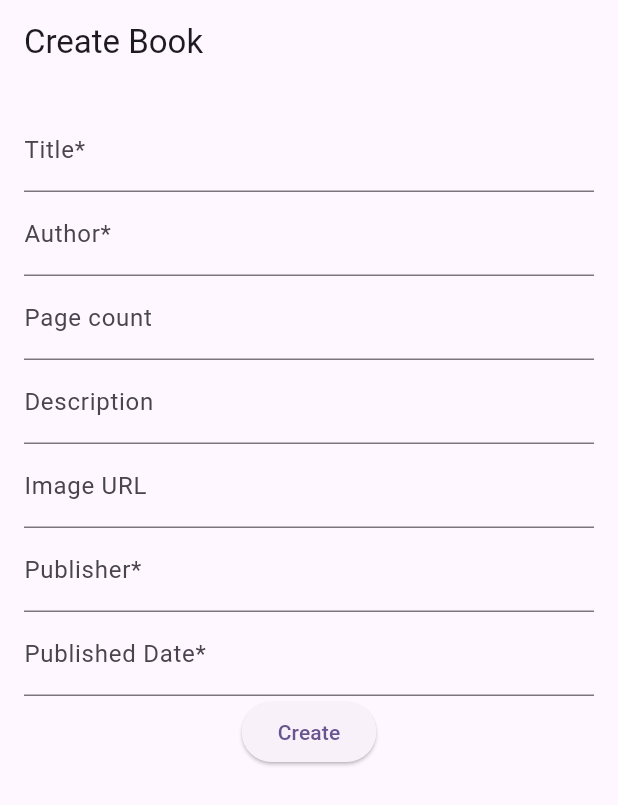
After one commit to Danikxd/cvpr_projekt, a Flutter app: the CreateBookPage screen opened by its route, on a phone screen of 412 x 824 dp. The commit adds this screen. Shown: the top 805 px of the screen. Run offline on Flutter 3.47's test engine with Material 3 defaults, Android fonts, the phone set to English and light mode, and no system bars; our stand-ins replace cloud_firestore, firebase_core, flutter_dotenv, go_router; accounts and stored records are empty; generated files the repository leaves out were written again; network calls fail.

Commit message:
firebase

```diff
--- a/lib/models/book.dart
+++ b/lib/models/book.dart
@@ -11,7 +11,9 @@ class Book {
   String? description;
   int? avgRating;
   DateTime? publishedDate;
+  bool isFirebase = false;
   bool favourite = false;
+  bool read = false;
 
   Book({this.title, this.authors, this.pageCount, this.thumbnail, this.publisher, this.description, this.avgRating, this.id});
 
@@ -26,4 +28,16 @@ class Book {
     description = json['volumeInfo']['description'],
     avgRating = json['volumeInfo']['averageRating'],
     publishedDate = DateParse.parse(json['volumeInfo']['publishedDate']);
+
+    Book.fromFirebase(Map<String, dynamic> json, String this.id)
+    : title = json['title'],
+      authors = json['authors'],
+      pageCount = json['pageCount'],
+      thumbnail = json['thumbnail'],
+      publisher = json['publisher'],
+      description = json['description'],
+      publishedDate = DateParse.parse(json['publishedDate']),
+      isFirebase = true;
+
+
 }
--- /dev/null
+++ b/lib/pages/create_book/create_book_page.dart
@@ -0,0 +1,147 @@
+
+import 'package:cvpr_projekt/persistent/firebase_api.dart';
+import 'package:cvpr_projekt/utils/date_parse.dart';
+import 'package:flutter/material.dart';
+
+class CreateBookPage extends StatefulWidget {
+  const CreateBookPage({super.key});
+
+  @override
+  State<CreateBookPage> createState() => _CreateBookPageState();
+}
+
+class _CreateBookPageState extends State<CreateBookPage> {
+  @override
+  Widget build(BuildContext context) {
+
+    final _formKey = GlobalKey<FormState>();
+
+
+    TextEditingController titleController = TextEditingController();
+    TextEditingController authorController = TextEditingController();
+    TextEditingController pageCountController = TextEditingController();
+    TextEditingController descriptionController = TextEditingController();
+    TextEditingController imageUrlController = TextEditingController();
+    TextEditingController publisherController = TextEditingController();
+    TextEditingController publishedDateController = TextEditingController();
+
+
+    return Scaffold(
+      appBar: AppBar(
+        title: const Text('Create Book'),
+      ),
+      body: Padding(padding: const EdgeInsets.all(16), child:
+      Form(
+        key: _formKey,
+        child: Column(
+        children: [
+          TextFormField(
+            controller: titleController,
+            decoration: const InputDecoration(
+              labelText: 'Title*',
+            ),
+            validator: (value) {
+              if(value == null || value.isEmpty) {
+                return 'Please enter a title';
+              }
+              return null;
+            },
+            autovalidateMode: AutovalidateMode.onUserInteraction,
+          ),
+          TextFormField(
+            controller: authorController,
+            decoration: const InputDecoration(
+              labelText: 'Author*',
+            ),
+            validator: (value) {
+              if(value == null || value.isEmpty) {
+                return 'Please enter an author';
+              }
+              return null;
+            },
+            autovalidateMode: AutovalidateMode.onUserInteraction,
+          ),
+          TextFormField(
+            controller: pageCountController,
+            decoration: const InputDecoration(
+              labelText: 'Page count',
+            ),
+            keyboardType: TextInputType.number,
+            validator: (value) {
+              if(value == null) return null;
+              if(int.tryParse(value) == null) {
+                return 'Please enter a valid number';
+              }
+              return null;
+            },
+          ),
+
+          TextFormField(
+            controller: descriptionController,
+            decoration: const InputDecoration(
+              labelText: 'Description',
+            ),
+          ),
+          TextFormField(
+            controller: imageUrlController,
+            decoration: const InputDecoration(
+              labelText: 'Image URL',
+            ),
+          ),
+          TextFormField(
+            controller: publisherController,
+            decoration: const InputDecoration(
+              labelText: 'Publisher*',
+            ),
+            validator: (value) {
+              if(value == null || value.isEmpty) {
+                return 'Please enter a publisher';
+              }
+              return null;
+            },
+            autovalidateMode: AutovalidateMode.onUserInteraction,
+          ),
+          TextFormField(
+            controller: publishedDateController,
+            decoration: const InputDecoration(
+              labelText: 'Published Date*',
+            ),
+            validator: (value) {
+              if(value == null || value.isEmpty) {
+                return 'Please enter a published date';
+              }
+              try {
+                DateParse.parse(value);
+              } catch(e) {
+                return 'Please enter a valid date (format: yyyy-mm-dd)';
+              }
+              return null;
+            },
+            autovalidateMode: AutovalidateMode.onUserInteraction,
+          ),
+          ElevatedButton(
+            onPressed: () async {
+              if(titleController.text.isEmpty || authorController.text.isEmpty || publisherController.text.isEmpty || publishedDateController.text.isEmpty || !_formKey.currentState!.validate()) {
+                return;
+              }
+              FirebaseApi.instance.createBook(
+                titleController.text,
+                authorController.text,
+                int.tryParse(pageCountController.text),
+                descriptionController.text,
+                imageUrlController.text,
+                publisherController.text,
+                publishedDateController.text
+              );
+            },
+            child: const Text('Create'),
+          ),
+        ],
+      ))
+
+
+
+      ),
+    );
+  }
+}
--- a/lib/pages/home_page/book_search.dart
+++ b/lib/pages/home_page/book_search.dart
@@ -1,4 +1,5 @@
 import 'package:cvpr_projekt/persistent/book_api.dart';
+import 'package:cvpr_projekt/persistent/firebase_api.dart';
 import 'package:flutter/material.dart';
 import 'package:cvpr_projekt/models/book.dart';
 
@@ -117,19 +118,31 @@ class _BookSearchState extends State<BookSearch> {
 
     setState(() {
       book.favourite = !book.favourite;
-      if (book.favourite) {
-        favourites.add(bookId);
-      } else {
-        if(favourites.contains(book.id)){
-          favourites.remove(bookId);
-        }
-      }
+      FirebaseApi.instance.modifyFavourites(bookId);
       print('favourite: ${book.favourite}, $favourites');
+    });
+  }
+
+  void addToRead(Book book) {
+    if(book.id == null) {
+      return;
+    }
+
+    String bookId = book.id!;
+
+    setState(() {
+      book.read = !book.read;
+      FirebaseApi.instance.modifyRead(bookId);
+      print('read: ${book.read}, $favourites');
     });
   }
 
   @override
   Widget build(BuildContext context) {
+    List<Book> displayBooks = books;
+    displayBooks.addAll(FirebaseApi.instance.books);
+
+
     return Scaffold(
       appBar: AppBar(),
       body: Center(
@@ -160,7 +173,7 @@ class _BookSearchState extends State<BookSearch> {
             ),
             Expanded(
               child: ListView(
-                children: books.map((book) {
+                children: displayBooks.map((book) {
                   if(book.title == null || !book.title!.toLowerCase().contains(searchText.toLowerCase()) && searchText != "") return Container();
                   return ListTile(
                     leading: Image.network(
--- a/lib/persistent/firebase_api.dart
+++ b/lib/persistent/firebase_api.dart
@@ -1,6 +1,177 @@
+import 'package:cloud_firestore/cloud_firestore.dart';
+import 'package:cvpr_projekt/models/book.dart';
 
 class FirebaseApi {
   FirebaseApi._();
 
   static final FirebaseApi instance = FirebaseApi._();
+  final FirebaseFirestore _db = FirebaseFirestore.instance;
+  List<Book> books = [];
+  List<String> favouriteIds = [];
+  List<String> readIds = [];
+  List<String> googleFavoriteIds = [];
+  List<String> googleReadIds = [];
+
+  void filterNonFirebaseIds() {
+    googleFavoriteIds = [];
+    googleReadIds = [];
+
+    for (var id in favouriteIds) {
+      if (int.tryParse(id) == null) {
+        googleFavoriteIds.add(id);
+      }
+    }
+
+    for (var id in readIds) {
+      if (int.tryParse(id) == null) {
+        googleReadIds.add(id);
+      }
+    }
+  }
+
+  Future<void> modifyFavourites(String id) async {
+    if (favouriteIds.contains(id)) {
+      await removeFavourite(id);
+    } else {
+      await addFavourite(id);
+    }
+    await fetch();
+  }
+
+  Future<void> modifyRead(String id) async {
+    if (readIds.contains(id)) {
+      await removeRead(id);
+    } else {
+      await addRead(id);
+    }
+    await fetch();
+  }
+
+  Future<void> changeFavouriteInDb() async {
+    dynamic favourites = await fetchFavorites();
+
+    for (var book in books) {
+      if (book.favourite && !favourites.contains(book.id)) {
+        await addFavourite(book.id!);
+      }
+      if (book.favourite && favourites.contains(book.id)) {
+        return;
+      }
+      {
+        await removeFavourite(book.id!);
+      }
+    }
+  }
+
+  Future<void> changeReadInDb() async {
+    dynamic read = await fetchRead();
+
+    for (var book in books) {
+      if (book.read && !read.contains(book.id)) {
+        await addRead(book.id!);
+      }
+      if (book.read && read.contains(book.id)) {
+        return;
+      }
+      {
+        await removeRead(book.id!);
+      }
+    }
+  }
+
+  Future<List<Book>> getBooks() async {
+    List<Book> books = [];
+    var querySnapshot = await _db.collection('books').get();
+    for (var doc in querySnapshot.docs) {
+      books.add(Book.fromFirebase(doc.data(), doc.id));
+    }
+    return books;
+  }
+
+  Future<List<String>> fetchFavorites() async {
+    List<String> favouriteIds = [];
+    var querySnapshot = await _db.collection('favourites').get();
+    for (var doc in querySnapshot.docs) {
+      favouriteIds.add(doc.id);
+    }
+    return favouriteIds;
+  }
+
+  Future<List<String>> fetchRead() async {
+    List<String> readIds = [];
+    var querySnapshot = await _db.collection('read').get();
+    for (var doc in querySnapshot.docs) {
+      readIds.add(doc.id);
+    }
+    return readIds;
+  }
+
+  Future<void> getRead() async {
+    readIds = await fetchRead();
+  }
+
+  Future<void> processRead() async {
+    await getRead();
+    for (var book in books) {
+      if (readIds.contains(book.id)) {
+        book.read = true;
+      }
+    }
+  }
+
+  Future<void> removeRead(String id) async {
+    await _db.collection('read').doc(id).delete();
+  }
+
+  Future<void> addRead(String id) async {
+    await _db.collection('read').doc(id).set({});
+  }
+
+  Future<void> getFavourites() async {
+    favouriteIds = await fetchFavorites();
+  }
+
+  Future<void> processFavourites() async {
+    await getFavourites();
+    for (var book in books) {
+      if (favouriteIds.contains(book.id)) {
+        book.favourite = true;
+      }
+    }
+  }
+
+  Future<void> removeFavourite(String id) async {
+    await _db.collection('favourites').doc(id).delete();
+  }
+
+  Future<void> addFavourite(String id) async {
+    await _db.collection('favourites').doc(id).set({});
+  }
+
+  Future<void> fetch() async {
+    books = await getBooks();
+    await processFavourites();
+    await processRead();
+    filterNonFirebaseIds();
+  }
+
+  Future<void> createBook(
+      String title,
+      String author,
+      int? pageCount,
+      String? description,
+      String? thumbnail,
+      String publisher,
+      String publishedDate) async {
+    await _db.collection('books').add({
+      'title': title,
+      'author': author,
+      'pageCount': pageCount,
+      'description': description,
+      'thumbnail': thumbnail,
+      'publisher': publisher,
+      'publishedDate': publishedDate,
+    });
+    fetch();
+  }
 }
--- a/pubspec.yaml
+++ b/pubspec.yaml
@@ -39,6 +39,7 @@ dependencies:
   go_router: ^14.6.1
   flutter_dotenv: ^5.2.1
   http: ^1.2.2
+  cloud_firestore: ^5.5.1
 
 dev_dependencies:
   flutter_test:
```
Also changed, not shown: lib/router.config.dart, pubspec.lock, 3 other files.
